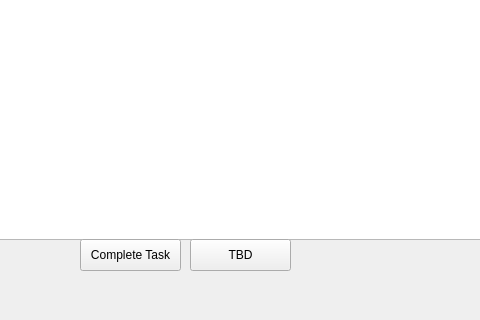
This is to_do_list_QT/mainwindow.ui in ysattar02/to_do_list_QT as Qt 5 draws it before an edit; both pictures show x 200 to 680 and y 280 to 600 of the 800 by 600 pixel window. The edited form follows.
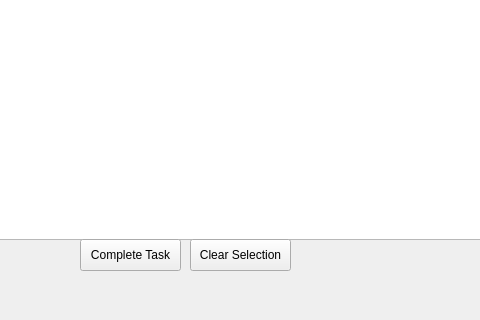
This is the edited form.

What changed in the file:
```diff
--- a/to_do_list_QT/mainwindow.ui
+++ b/to_do_list_QT/mainwindow.ui
@@ -106,7 +106,7 @@
      </rect>
     </property>
     <property name="text">
-     <string>TBD</string>
+     <string>Clear Selection</string>
     </property>
    </widget>
    <widget class="QLabel" name="label">
```
Left out of the diff: 2 changed lines with no effect on the pictures.
